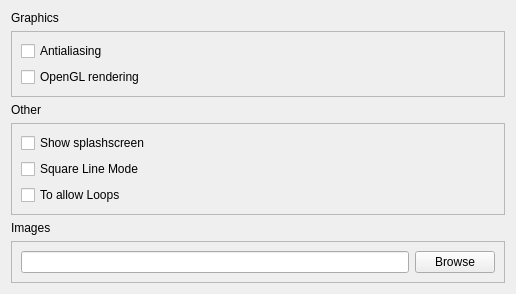
Above: qrgui/dialogs/preferencesPages/miscellaniousPage.ui from qreal/qreal before the change. Below: the same form after it.
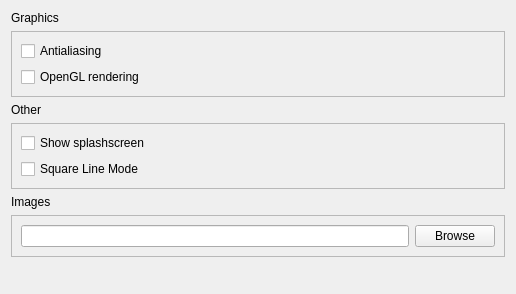
That is the form after the change.

Patch:
```diff
--- a/qrgui/dialogs/preferencesPages/miscellaniousPage.ui
+++ b/qrgui/dialogs/preferencesPages/miscellaniousPage.ui
@@ -83,19 +83,6 @@
         </property>
        </widget>
       </item>
-      <item row="2" column="0">
-       <widget class="QCheckBox" name="loopsModeCheckBox">
-        <property name="enabled">
-         <bool>true</bool>
-        </property>
-        <property name="text">
-         <string>To allow Loops</string>
-        </property>
-        <property name="checked">
-         <bool>false</bool>
-        </property>
-       </widget>
-      </item>
      </layout>
     </widget>
    </item>
```
